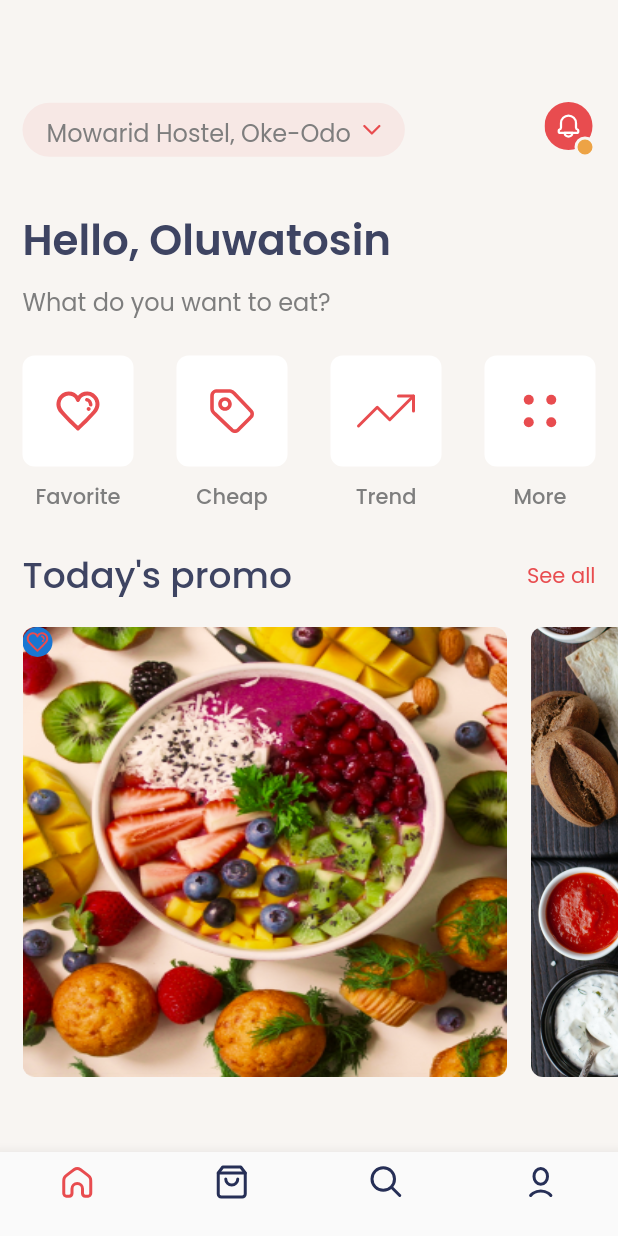
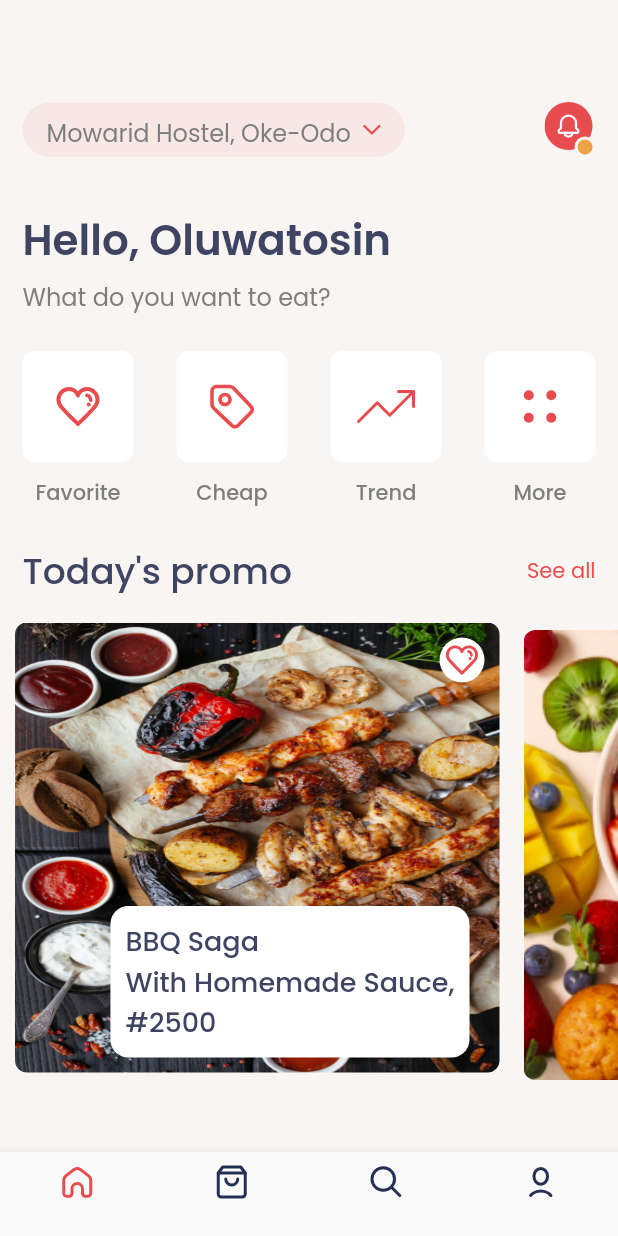
Before and after one commit to fiki2002/FOODIE, a Flutter app: the screen it shows after launch, on a phone screen of 412 x 824 dp. Run offline on Flutter 3.47's test engine with Material 2 defaults, Android fonts, the phone set to English and light mode, and no system bars; our stand-ins replace flutter_svg, google_fonts.

Commit message:
Anothner push

```diff
--- a/lib/Screens/bottom_navigation_screen.dart
+++ b/lib/Screens/bottom_navigation_screen.dart
@@ -1,9 +1,9 @@
 import 'package:flutter/material.dart';
 import 'package:flutter_svg/flutter_svg.dart';
-import 'package:food_app/screens/fourth_screen.dart';
+
 import 'package:food_app/screens/home_page.dart';
 import 'package:food_app/screens/promo.dart';
-import 'package:food_app/screens/third_screen.dart';
+
 
 class BottomNavBar extends StatefulWidget {
   const BottomNavBar({Key? key}) : super(key: key);
@@ -17,8 +17,8 @@ class _BottomNavBarState extends State<BottomNavBar> {
   final pages = [
     const MyHomePage(),
     const PromoPage(),
-    const ThirdScreen(),
-    const FourthScreen(),
+    const Text(''),
+    const Text('Waiting'),
   ];
 
 
--- a/lib/Screens/fourth_screen.dart
+++ /dev/null
@@ -1,12 +0,0 @@
-import 'package:flutter/material.dart';
-
-class FourthScreen extends StatelessWidget {
-  const FourthScreen({Key? key}) : super(key: key);
-
-  @override
-  Widget build(BuildContext context) {
-    return const Center(
-      child: Text('Hey,Foodie'),
-    );
-  }
-}
--- a/lib/Screens/home_page.dart
+++ b/lib/Screens/home_page.dart
@@ -16,7 +16,8 @@ class _MyHomePageState extends State<MyHomePage> {
   Widget build(BuildContext context) {
     return Scaffold(
       backgroundColor: const Color(0xffF8F5F2),
-      body: Builder(
+      body: SingleChildScrollView(
+        child: Builder(
           builder: (context) {
             return Column(
               crossAxisAlignment: CrossAxisAlignment.start,
@@ -81,7 +82,7 @@ class _MyHomePageState extends State<MyHomePage> {
                   ),
                 ),
                 const SizedBox(
-                height: 8,
+                  height: 5,
                 ),
                 Padding(
                   padding: const EdgeInsets.only(
@@ -269,17 +270,17 @@ class _MyHomePageState extends State<MyHomePage> {
                 const SizedBox(
                   height: 16,
                 ),
-              Padding(
-                padding: const EdgeInsets.only(
-                  left: 15,
-                ),
-                child: SingleChildScrollView(
+                SingleChildScrollView(
                   scrollDirection: Axis.horizontal,
                   child: Row(
                     children: [
                       Stack(
                         children: [
                           Container(
+                            margin: const EdgeInsets.only(
+                              left: 10,
+                              bottom: 10,
+                            ),
                             height: 300,
                             width: 323,
                             decoration: BoxDecoration(
@@ -287,17 +288,64 @@ class _MyHomePageState extends State<MyHomePage> {
                               image: const DecorationImage(
                                 fit: BoxFit.fill,
                                 image: AssetImage(
-                                  'assets/images/first_image.png',
+                                  'assets/images/food.jpg',
                                 ),
                               ),
                             ),
                           ),
-                          Align(
-                            alignment:Alignment.topRight,
+                          Positioned(
+                            top: 10,
+                            right: 10,
                             child: CircleAvatar(
-                              radius: 10,
+                              radius: 15,
+                              backgroundColor: Colors.white,
                               child: SvgPicture.asset(
                                 'assets/images/favourite_icon.svg',
+                              ),
+                            ),
+                          ),
+                          Positioned(
+                            bottom: 20,
+                            right: 20,
+                            child: Container(
+                              // width: 200,
+                              // height: 101,
+                              padding: const EdgeInsets.all(10),
+                              decoration: BoxDecoration(
+                                color: Colors.white,
+                                borderRadius: BorderRadius.circular(12),
+                              ),
+                              child: Column(
+                                crossAxisAlignment: CrossAxisAlignment.start,
+                                children: [
+                                  Text(
+                                    'BBQ Saga',
+                                    style: GoogleFonts.poppins(
+                                      color: const Color(0xff3E4462),
+                                      fontStyle: FontStyle.normal,
+                                      fontSize: 18,
+                                      fontWeight: FontWeight.w500,
+                                    ),
+                                  ),
+                                  Text(
+                                    'With Homemade Sauce,',
+                                    style: GoogleFonts.poppins(
+                                      color: const Color(0xff3E4462),
+                                      fontStyle: FontStyle.normal,
+                                      fontSize: 18,
+                                      fontWeight: FontWeight.w500,
+                                    ),
+                                  ),
+                                  Text(
+                                    '#2500',
+                                    style: GoogleFonts.poppins(
+                                      color: const Color(0xff3E4462),
+                                      fontStyle: FontStyle.normal,
+                                      fontSize: 18,
+                                      fontWeight: FontWeight.w500,
+                                    ),
+                                  ),
+                                ],
                               ),
                             ),
                           ),
@@ -313,7 +361,7 @@ class _MyHomePageState extends State<MyHomePage> {
                           borderRadius: BorderRadius.circular(8),
                           image: const DecorationImage(
                             fit: BoxFit.cover,
-                            image:AssetImage('assets/images/food.jpg'),
+                            image: AssetImage('assets/images/first_image.png'),
                           ),
                         ),
                       ),
@@ -323,11 +371,11 @@ class _MyHomePageState extends State<MyHomePage> {
                     ],
                   ),
                 ),
-              ),
               ],
             );
           },
         ),
+      ),
     );
   }
 }
--- a/lib/Screens/third_screen.dart
+++ /dev/null
@@ -1,12 +0,0 @@
-import 'package:flutter/material.dart';
-
-class ThirdScreen extends StatelessWidget {
-  const ThirdScreen({Key? key}) : super(key: key);
-
-  @override
-  Widget build(BuildContext context) {
-    return const Center(
-      child:  Text('Hey Foodie'),
-    );
-  }
-}
```
Also changed, not shown: pubspec.lock, 1 other file. Lines whose indentation alone changed are shown as unchanged.
